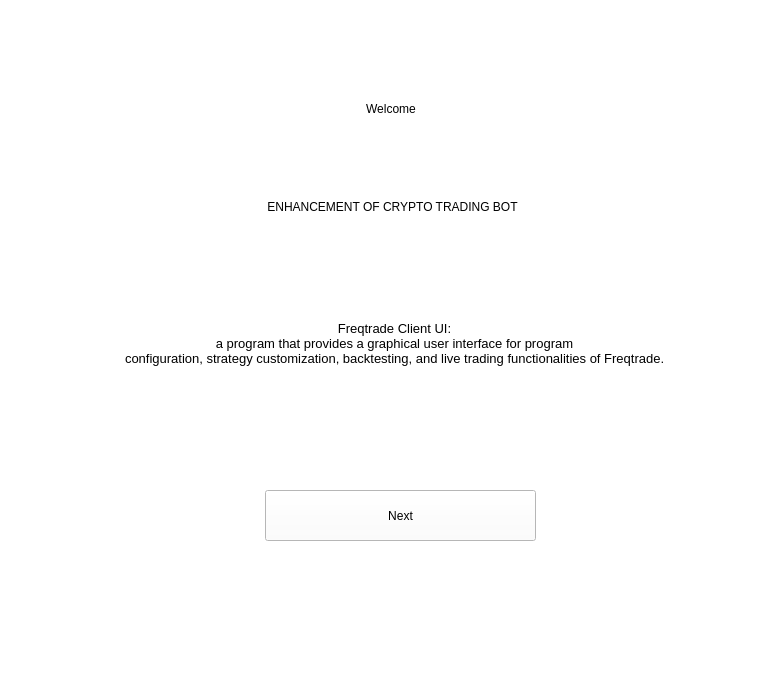
This is freqtrade/GUI/welcomepage.ui in Sypers/SeniorProject as Qt 5 draws it before an edit. The edited form follows.
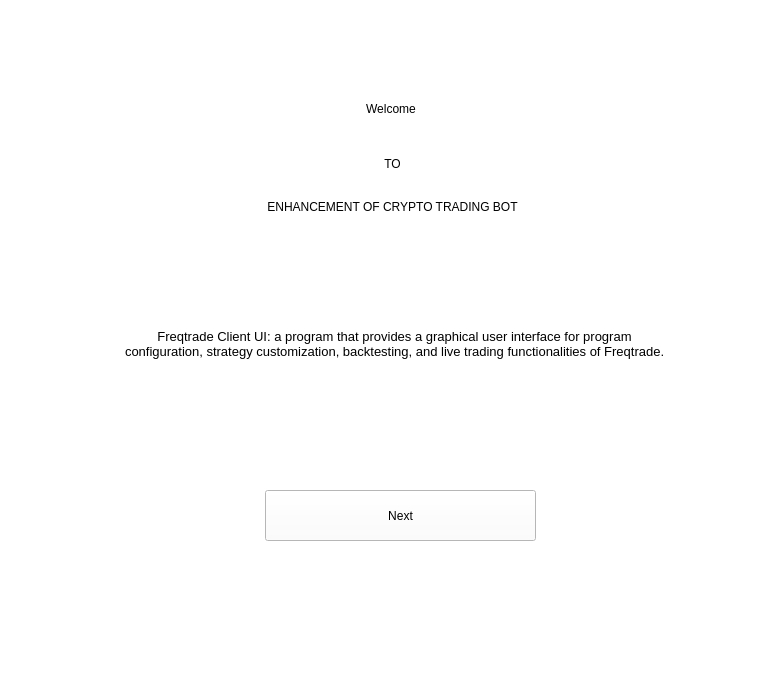
This is the edited form.

The edit to the form file:
```diff
--- a/freqtrade/GUI/welcomepage.ui
+++ b/freqtrade/GUI/welcomepage.ui
@@ -81,9 +81,7 @@
       <string notr="true">font: 20pt &quot;MS Shell Dlg 2&quot;;</string>
      </property>
      <property name="text">
-      <string>&lt;html&gt;&lt;head/&gt;&lt;body&gt;&lt;p align=&quot;center&quot;&gt;&lt;span style=&quot; font-size:10pt;&quot;&gt;Freqtrade Client UI:
-&lt;br&gt;a program that provides a graphical user interface for program
-&lt;br&gt; configuration, strategy customization, backtesting, and live trading functionalities of Freqtrade.&lt;/span&gt;&lt;/p&gt;&lt;/body&gt;&lt;/html&gt;</string>
+      <string>&lt;html&gt;&lt;head/&gt;&lt;body&gt;&lt;p&gt;&lt;span style=&quot; font-size:10pt;&quot;&gt;Freqtrade Client UI: a program that provides a graphical user interface for program &lt;br/&gt;configuration, strategy customization, backtesting, and live trading functionalities of Freqtrade.&lt;/span&gt;&lt;/p&gt;&lt;/body&gt;&lt;/html&gt;</string>
      </property>
      <property name="alignment">
       <set>Qt::AlignCenter</set>
@@ -102,6 +100,25 @@
       <string>Next</string>
      </property>
     </widget>
+    <widget class="QLabel" name="label_3">
+     <property name="geometry">
+      <rect>
+       <x>135</x>
+       <y>147</y>
+       <width>515</width>
+       <height>33</height>
+      </rect>
+     </property>
+     <property name="styleSheet">
+      <string notr="true">font: 20pt &quot;MS Shell Dlg 2&quot;;</string>
+     </property>
+     <property name="text">
+      <string>TO</string>
+     </property>
+     <property name="alignment">
+      <set>Qt::AlignCenter</set>
+     </property>
+    </widget>
    </widget>
   </widget>
  </widget>
```
